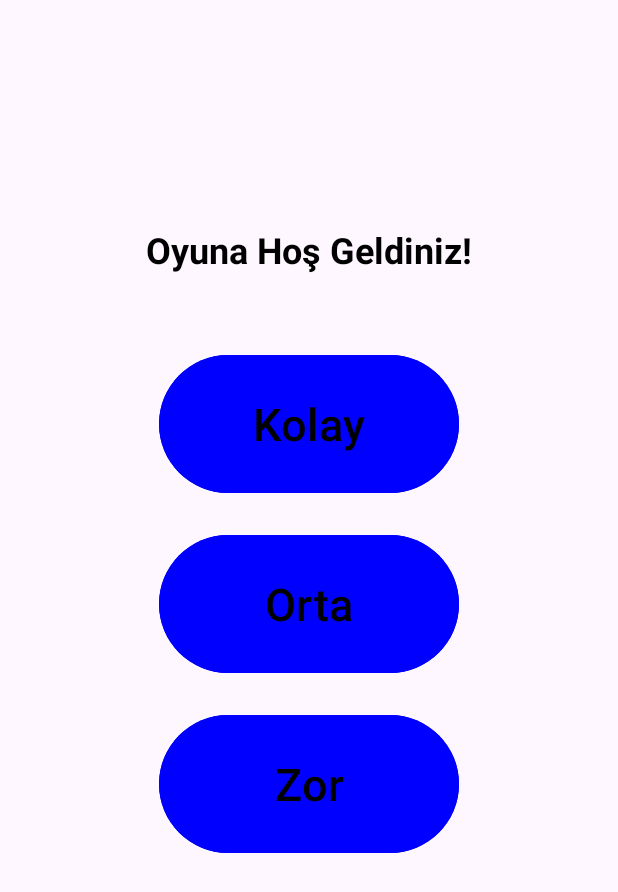
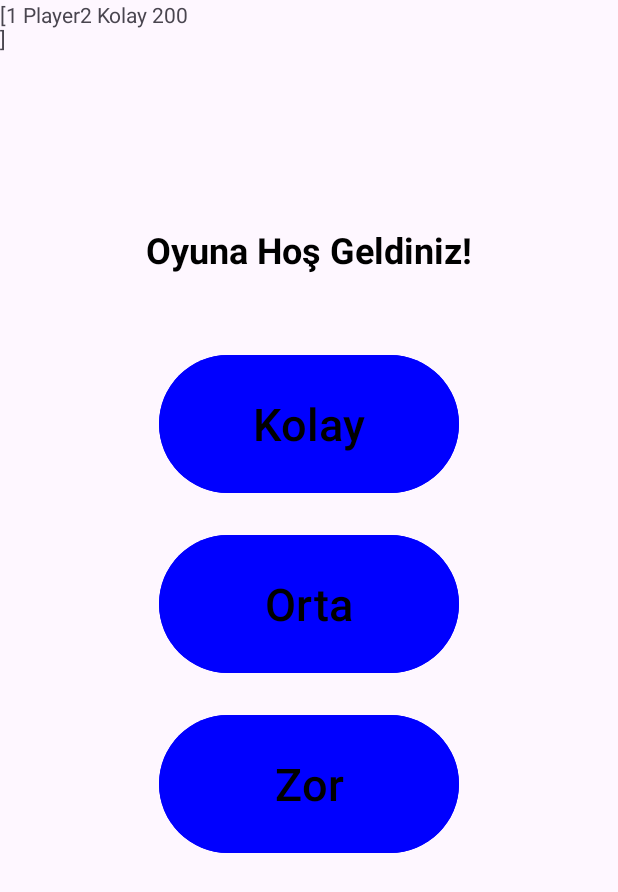
Before and after one commit to b-beyaz/mobil-proje, an Android app: the screen it shows after launch (MainActivity), on a phone screen of 412 x 824 dp. Shown: the top 892 px of the screen. Run offline under Robolectric (Android 15) with nearby library versions, the phone set to English and light mode, and no system bars; our stand-ins replace Room's generated code.

Commit message:
Ediz - Database ve Nasıl oynanır ekranı eklendi.

```diff
--- a/app/src/main/AndroidManifest.xml
+++ b/app/src/main/AndroidManifest.xml
@@ -22,6 +22,7 @@
         </activity>
 
         <activity android:name=".GameActivity" />
+        <activity android:name=".HowToPlayActivity" />
 
 
 
--- /dev/null
+++ b/app/src/main/java/com/project/mayin/AppDatabase.java
@@ -0,0 +1,35 @@
+package com.project.mayin;
+
+import android.content.Context;
+
+import androidx.room.Database;
+import androidx.room.Room;
+import androidx.room.RoomDatabase;
+
+import java.util.concurrent.ExecutorService;
+import java.util.concurrent.Executors;
+
+@Database(entities = {Score.class}, version = 1)
+public abstract class AppDatabase extends RoomDatabase {
+    public abstract ScoreDao scoreDao();
+
+    private static volatile AppDatabase INSTANCE;
+    private static final int NUMBER_OF_THREADS = 4;
+    public static final ExecutorService databaseWriteExecutor =
+            Executors.newFixedThreadPool(NUMBER_OF_THREADS);
+
+    public static AppDatabase getDatabase(final Context context) {
+        if (INSTANCE == null) {
+            synchronized (AppDatabase.class) {
+                if (INSTANCE == null) {
+                    INSTANCE = Room.databaseBuilder(context.getApplicationContext(),
+                                    AppDatabase.class, "Score")
+                            .fallbackToDestructiveMigration() // Yıkıcı geçişe izin ver
+                            .allowMainThreadQueries()
+                            .build();
+                }
+            }
+        }
+        return INSTANCE;
+    }
+}
--- a/app/src/main/java/com/project/mayin/MainActivity.java
+++ b/app/src/main/java/com/project/mayin/MainActivity.java
@@ -4,8 +4,11 @@ import android.content.Intent;
 import android.os.Bundle;
 import android.view.View;
 import android.widget.Button;
+import android.widget.TextView;
 
 import androidx.appcompat.app.AppCompatActivity;
+
+import java.util.List;
 
 public class MainActivity extends AppCompatActivity {
 
@@ -13,6 +16,8 @@ public class MainActivity extends AppCompatActivity {
 protected void onCreate(Bundle savedInstanceState) {
     super.onCreate(savedInstanceState);
     setContentView(R.layout.activity_main);
+
+    databaseTest();// Veritabanı testi
 
     Button easyButton = findViewById(R.id.easyButton);
     Button mediumButton = findViewById(R.id.mediumButton);
@@ -46,4 +51,22 @@ protected void onCreate(Bundle savedInstanceState) {
         Intent intent = new Intent(MainActivity.this, GameActivity.class);
         intent.putExtra("difficulty", difficulty);
         startActivity(intent);
-    }}
+    }
+
+    public void howToPlay(View view) {// Nasıl oynanır sayfasına geçiş
+        Intent intent = new Intent(this, HowToPlayActivity.class);
+        startActivity(intent);
+    }
+    private void databaseTest() {
+        AppDatabase db = AppDatabase.getDatabase(this);// Veritabanı nesnesini oluşturur
+        ScoreDao scoreDao = db.scoreDao();// ScoreDao nesnesini oluşturur
+
+        Score score = new Score("Player2", "Kolay", 200);// Yeni bir skor nesnesi oluşturur
+        scoreDao.insertAll(score);// Veritabanına skor nesnesini ekler
+
+        TextView databaseTest = findViewById(R.id.databaseTest);
+
+        List<Score> scores = scoreDao.getAll();// Tüm skorları alır
+        databaseTest.setText(scores.toString());// Skorları TextView'e yazdırır
+    }
+}
--- /dev/null
+++ b/app/src/main/java/com/project/mayin/Score.java
@@ -0,0 +1,32 @@
+package com.project.mayin;
+
+import androidx.room.ColumnInfo;
+import androidx.room.Entity;
+import androidx.room.PrimaryKey;
+
+@Entity
+public class Score {
+
+    @PrimaryKey(autoGenerate = true)
+    public int uid;
+
+    @ColumnInfo(name = "player_name")
+    public String playerName;
+    @ColumnInfo(name = "difficulty")
+    public String difficulty;
+    @ColumnInfo(name = "score")
+    public int score;
+
+    public Score(String playerName, String difficulty, int score) {
+        this.playerName = playerName;
+        this.difficulty = difficulty;
+        this.score = score;
+    }
+
+    @Override
+    public String toString() { // Test amaçlı olmak üzere toString() metodu ekledim
+        return uid + " " + playerName + " " + difficulty + " " + score + "\n";
+    }
+
+
+}
--- /dev/null
+++ b/app/src/main/java/com/project/mayin/ScoreDao.java
@@ -0,0 +1,25 @@
+package com.project.mayin;
+import androidx.room.Dao;
+import androidx.room.Delete;
+import androidx.room.Insert;
+import androidx.room.Query;
+import androidx.room.Update;
+import java.util.List;
+@Dao
+public interface ScoreDao {
+    @Query("SELECT * FROM score")
+    List<Score> getAll();
+
+    @Query("SELECT * FROM score WHERE player_name LIKE :searchText")
+    List<Score> searchByAlbumOrArtist(String searchText);
+
+    @Query("SELECT * FROM score WHERE difficulty = :difficulty")
+    List<Score> getAllByDifficulty (String difficulty);
+
+    @Insert
+    void insertAll(Score... scores);
+
+    @Delete
+    void delete(Score score);
+
+}
--- a/app/src/main/res/layout/activity_main.xml
+++ b/app/src/main/res/layout/activity_main.xml
@@ -6,6 +6,17 @@
     android:layout_width="match_parent"
     android:layout_height="match_parent"
     tools:context=".MainActivity">
+
+    <!-- Veritabanı test yazısı -->
+    <TextView
+        android:id="@+id/databaseTest"
+        android:layout_width="wrap_content"
+        android:layout_height="wrap_content"
+        android:text="Boş"
+        app:layout_constraintLeft_toLeftOf="parent"
+        app:layout_constraintTop_toTopOf="parent"
+        android:onClick="howToPlay"/>
+
 
     <!-- Hoş Geldiniz Yazısı -->
     <TextView
--- a/app/src/main/res/values/strings.xml
+++ b/app/src/main/res/values/strings.xml
@@ -1,3 +1,5 @@
 <resources>
     <string name="app_name">Mayin</string>
+    <string name="how_to_play">Mayın Tarlası\'nda amacınız, mayınlara basmadan tüm boş kareleri açmaktır. Oyun ekranında bir dizi kapalı kare göreceksiniz. Bu karelerden bazılarının altında mayınlar gizlidir. Bir kareyi açmak için üzerine dokunmanız yeterli. Açılan karelerdeki sayılar, o karenin etrafındaki mayın sayısını gösterir. Mayın olduğundan şüphelendiğiniz karelere uzun basarak bayrak koyabilirsiniz. Bu bayraklar, mayınlara yanlışlıkla dokunmanızı engeller. Sayıları kullanarak mayınların yerini tahmin edin ve boş kareleri açmaya devam edin. Tüm boş kareleri açtığınızda oyunu kazanırsınız! Ancak, bir mayına basarsanız oyun biter. Unutmayın, sayılara dikkat edin ve mantık yürütün!</string>
+    <string name="title_activity_how_to_play">Nasıl oynanır?</string>
 </resources>
```
Also changed, not shown: app/build.gradle.kts (+10 -0 lines), app/src/main/java/com/project/mayin/HowToPlayActivity.java (added, +22 -0 lines), app/src/main/res/layout/activity_how_to_play.xml (added, +36 -0 lines).
